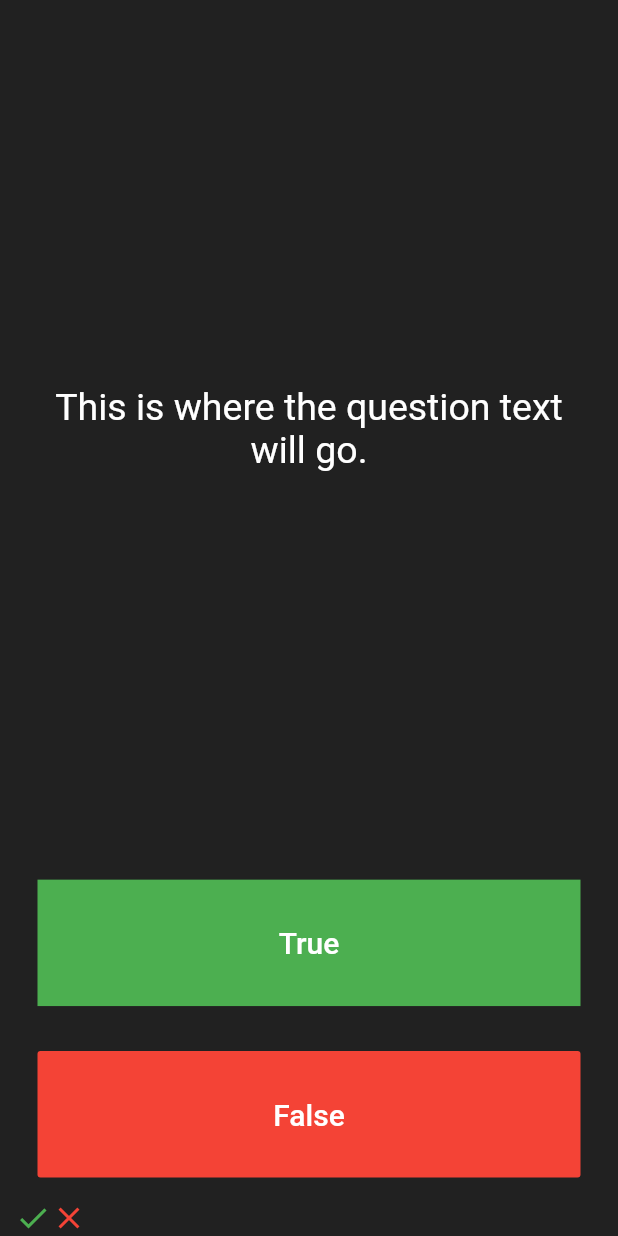
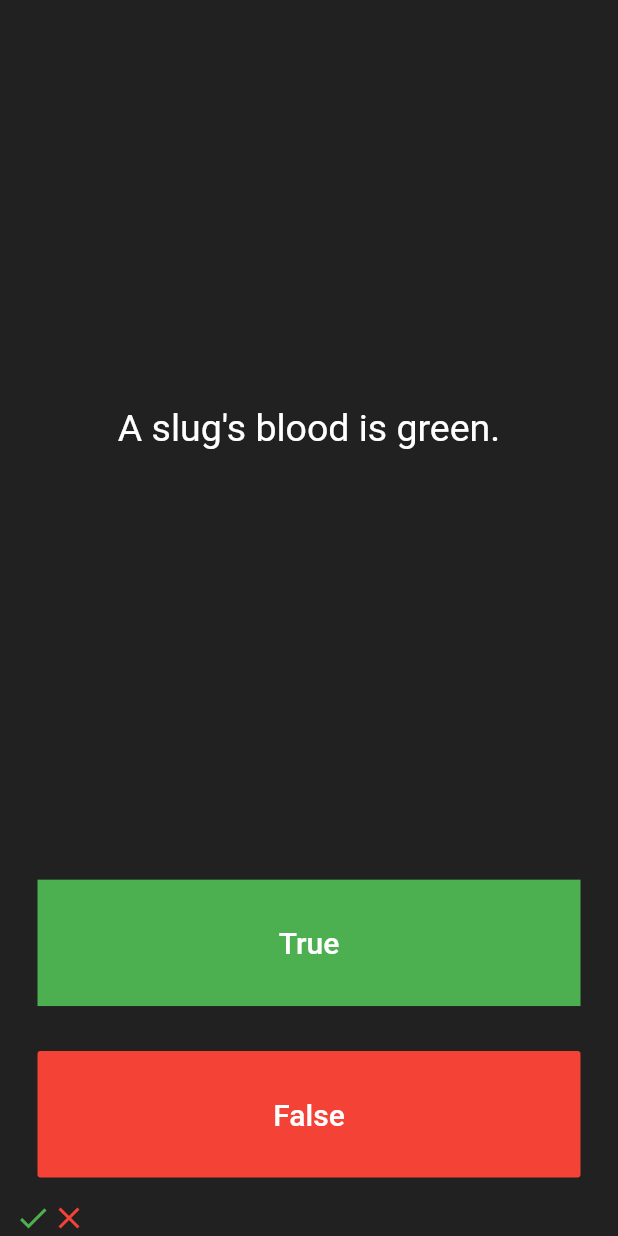
Before and after one commit to TiroLiroLD/FlutterCourse_Quizzler, a Flutter app: the screen it shows after launch, after a tap on "True", after a tap on "False", on a phone screen of 412 x 824 dp. Run offline on Flutter 3.47's test engine with Material 2 defaults, Android fonts, the phone set to English and light mode, and no system bars.

Commit message:
<feat>implement questions

```diff
--- a/lib/main.dart
+++ b/lib/main.dart
@@ -26,6 +26,13 @@ class QuizPage extends StatefulWidget {
 
 class _QuizPageState extends State<QuizPage> {
   List<Icon> scoreKeeper = [];
+  List<String> questions = [
+    'You can lead a cow down stairs but not up stairs.',
+    'Approximately one quarter of human bones are in the feet.',
+    "A slug's blood is green.",
+  ];
+  int questionNumber = 0;
+
   @override
   Widget build(BuildContext context) {
     return Column(
@@ -38,7 +45,7 @@ class _QuizPageState extends State<QuizPage> {
             padding: EdgeInsets.all(10.0),
             child: Center(
               child: Text(
-                'This is where the question text will go.',
+                questions[questionNumber],
                 textAlign: TextAlign.center,
                 style: TextStyle(
                   fontSize: 25.0,
@@ -97,12 +104,17 @@ class _QuizPageState extends State<QuizPage> {
 
   void addTrue() => setState(() {
         scoreKeeper.add(Icon(Icons.check, color: Colors.green));
+        nextQuestion();
       });
 
   void addFalse() => setState(() {
         scoreKeeper.add(Icon(Icons.close, color: Colors.red));
+        nextQuestion();
       });
 
+  void nextQuestion() {
+    if (questionNumber < questions.length - 1) questionNumber++;
+  }
 
   void addAnswer(bool answer) {
     setState(() {
```
